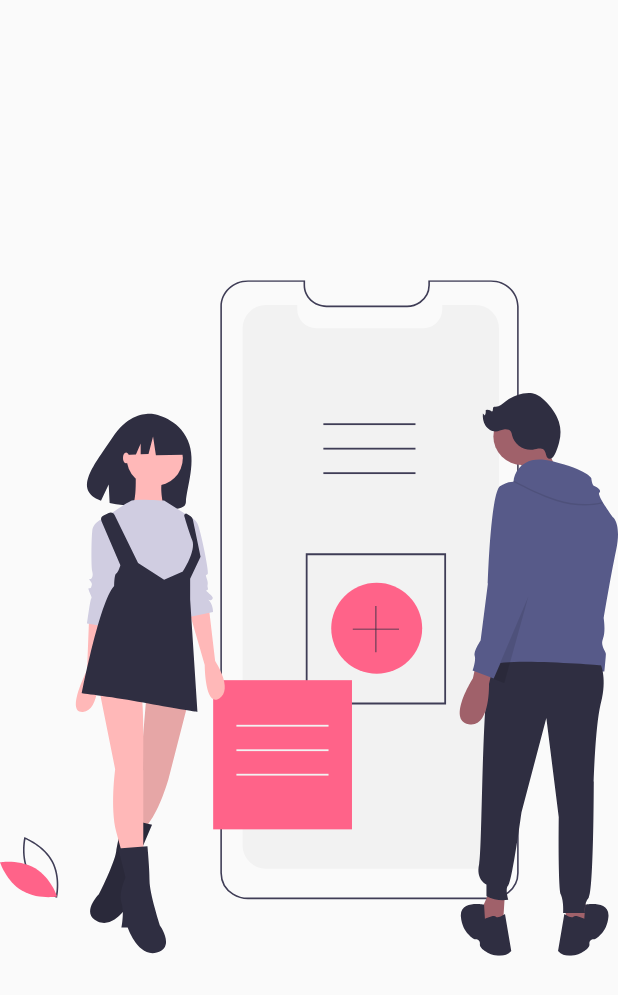
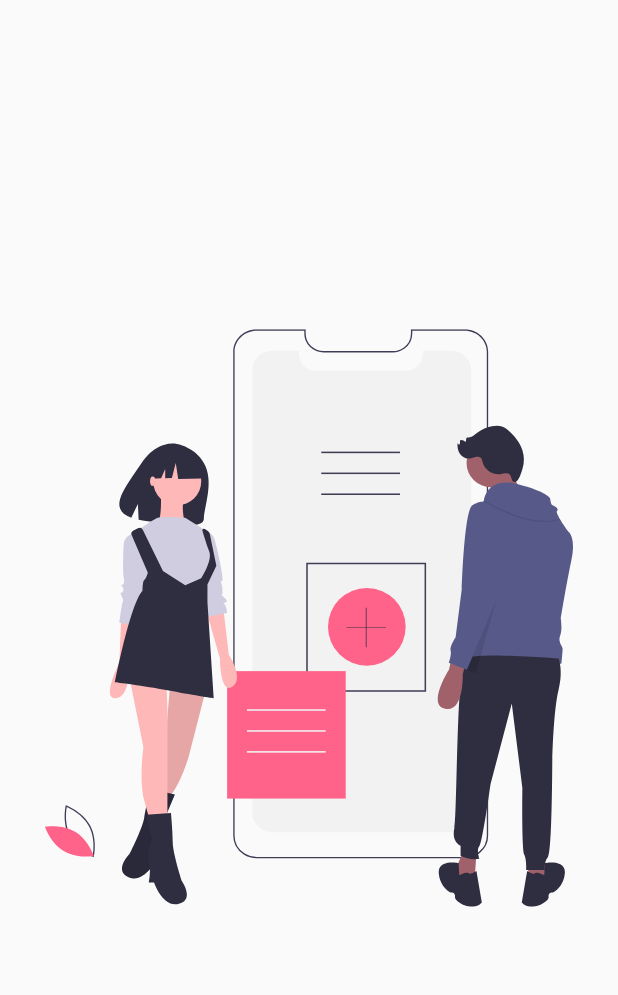
Before and after one commit to charger513/disenos_app, a Flutter app: the screen it shows after launch, on a phone screen of 412 x 824 dp. Shown: the top 995 px of the screen. Run offline on Flutter 3.47's test engine with Material 2 defaults, Android fonts, the phone set to English and light mode, and no system bars; our stand-ins replace flutter_svg.

Commit message:
PageView - Creando un Slideshow

```diff
--- a/lib/src/pages/slideshow_page.dart
+++ b/lib/src/pages/slideshow_page.dart
@@ -6,8 +6,39 @@ class SlideshowPage extends StatelessWidget {
   Widget build(BuildContext context) {
     return Scaffold(
       body: Center(
-        child: SvgPicture.asset('assets/svgs/slide-1.svg'),
+        child: _Slides()
       ),
     );
   }
 }
+
+class _Slides extends StatelessWidget {
+  @override
+  Widget build(BuildContext context) {
+    return Container(
+      child: PageView(
+        children: <Widget>[
+          _Slide('assets/svgs/slide-1.svg'),
+          _Slide('assets/svgs/slide-2.svg'),
+          _Slide('assets/svgs/slide-3.svg'),
+        ],
+      )
+    );
+  }
+}
+
+class _Slide extends StatelessWidget {
+  final String svg;
+
+  _Slide(this.svg);
+
+  @override
+  Widget build(BuildContext context) {
+    return Container(
+      width: double.infinity,
+      height: double.infinity,
+      padding: const EdgeInsets.all(30),
+      child: SvgPicture.asset(svg),
+    );
+  }
+}
```
